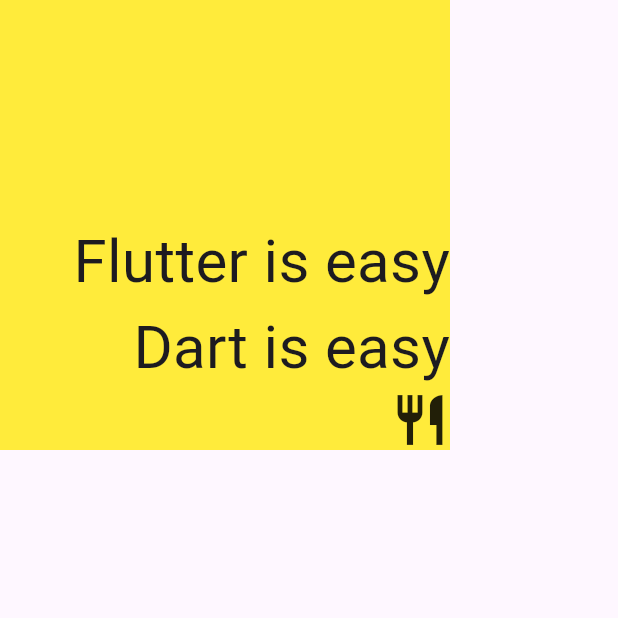
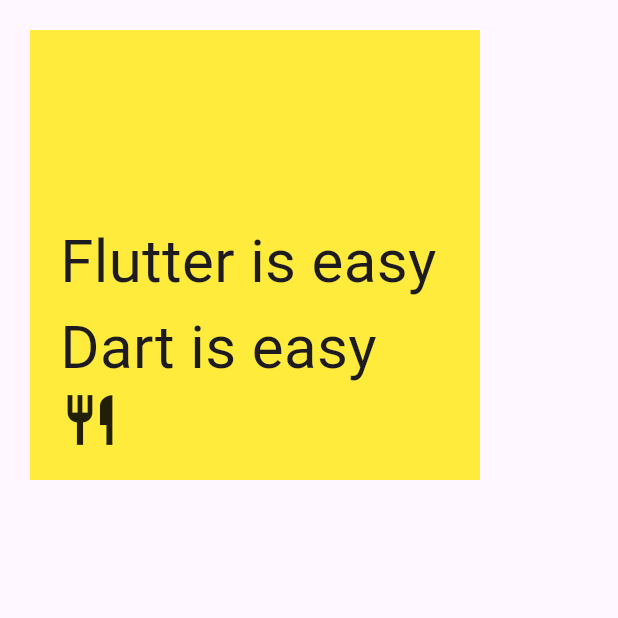
Before and after one commit to Sameemadhu16/Sample_Flutter_Apps, a Flutter app: the screen it shows after launch, on a phone screen of 412 x 824 dp, the top half of it. Run offline on Flutter 3.47's test engine with Material 3 defaults, Android fonts, the light colour scheme and no system bars.

Commit message:
add padding and margin

```diff
--- a/flutter_container/lib/main.dart
+++ b/flutter_container/lib/main.dart
@@ -14,12 +14,14 @@
       home: SafeArea(
         child: Scaffold(
           body: Container(
+            padding: EdgeInsets.all(20),
+            margin: EdgeInsets.all(20),
             width: 300,
             height: 300,
             color: Colors.yellow,
             child: const Column(
               mainAxisAlignment: MainAxisAlignment.end,
-              crossAxisAlignment: CrossAxisAlignment.end,
+              crossAxisAlignment: CrossAxisAlignment.start,
               children: [
                 Text(
                   "Flutter is easy",
```
